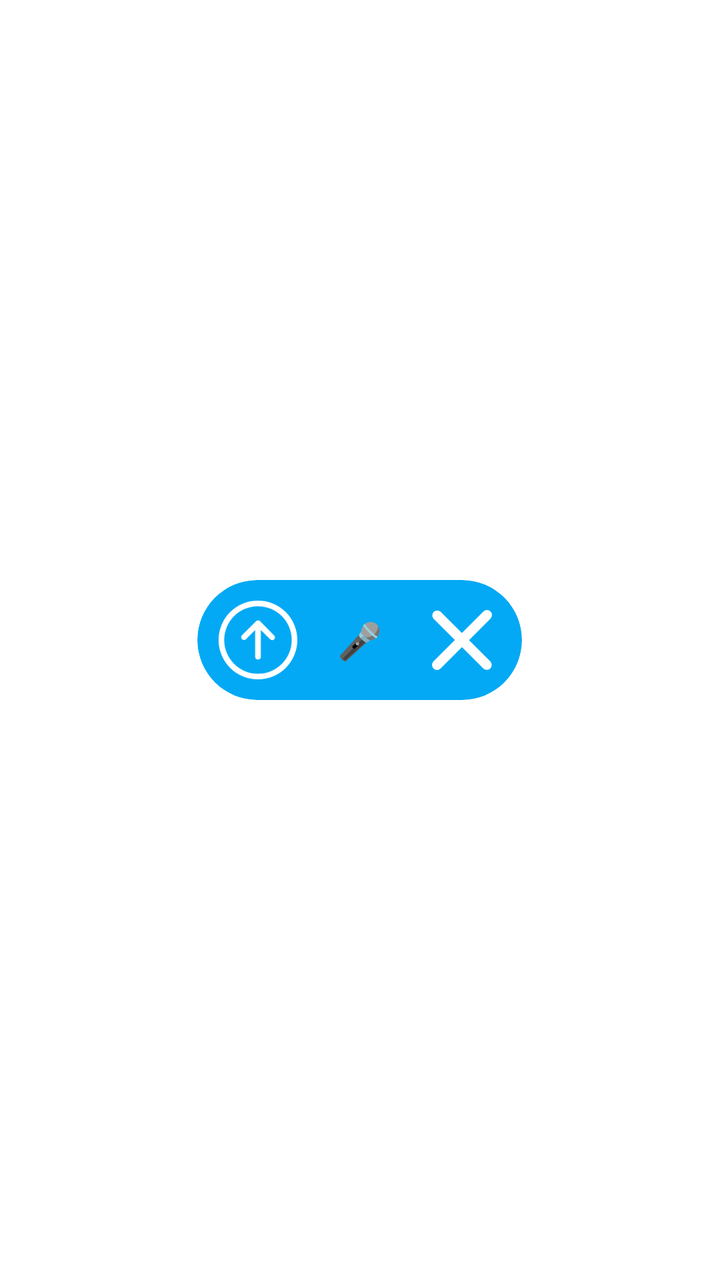
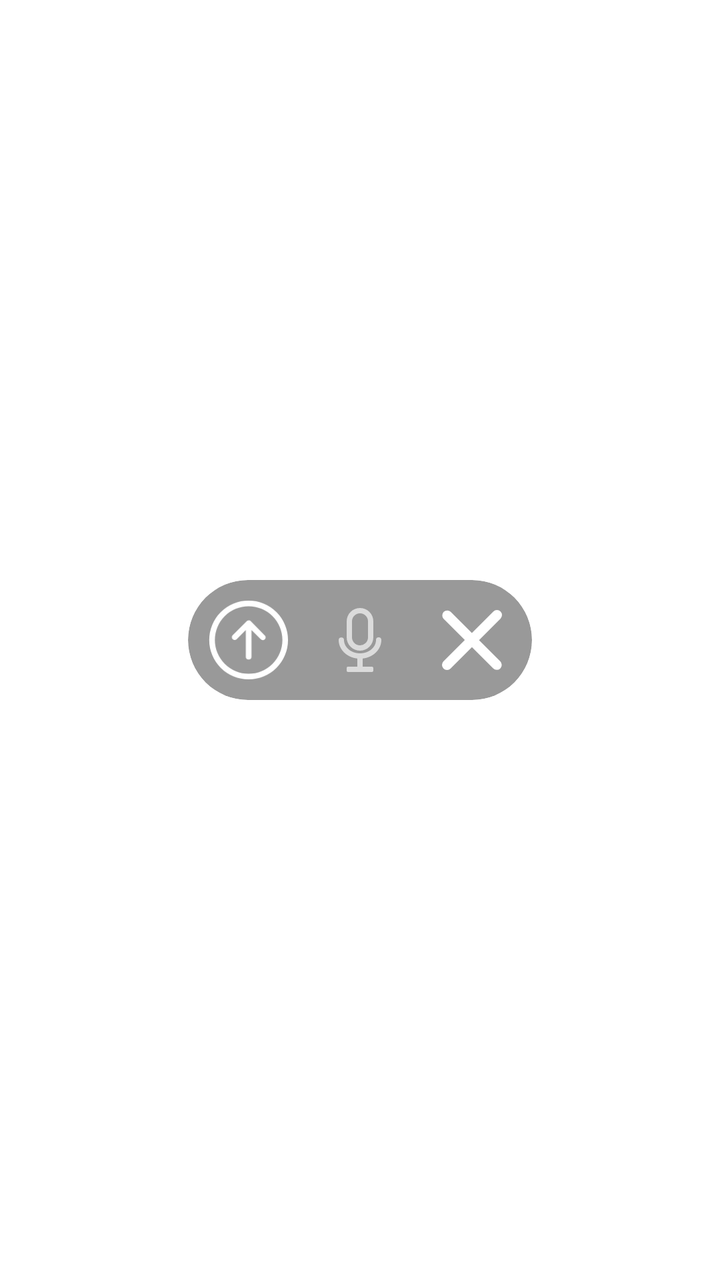

The first picture is an Android layout as it rendered before a commit; the second is the same layout after the commit. The layout source and the unified diff follow.
<!-- AndroidManifest.xml: application theme Theme.SmartFloat -->
<!-- res/layout/floating_button.xml -->
<?xml version="1.0" encoding="utf-8"?>
<FrameLayout xmlns:android="http://schemas.android.com/apk/res/android"
    android:layout_width="wrap_content"
    android:layout_height="match_parent"
    xmlns:app="http://schemas.android.com/apk/res-auto"
    android:layout_gravity="center"
    android:elevation="8dp">
    <LinearLayout

        android:layout_width="wrap_content"
        android:layout_height="60dp"
        android:layout_gravity="center"
        android:elevation="8dp"
        android:minWidth="60dp"
        android:paddingHorizontal="16dp"
        android:orientation="horizontal"
        android:gravity="center">
        <androidx.cardview.widget.CardView
            android:id="@+id/floating_red_button"
            android:layout_width="wrap_content"
            android:layout_height="60dp"
            app:cardBackgroundColor="#03A9F4"
            android:minWidth="60dp"
            app:cardCornerRadius="30dp"
            app:cardElevation="0dp">
            <LinearLayout
                android:layout_width="wrap_content"
                android:orientation="horizontal"
                android:layout_gravity="center"
                android:layout_height="wrap_content">
                <ImageView
                    android:padding="10dp"
                    android:layout_gravity="center"
                    android:maxWidth="60dp"
                    android:maxHeight="60dp"
                    android:src="@drawable/ic_submit"
                    android:id="@+id/submit_floating_text_button"
                    android:layout_height="60dp"
                    android:layout_width="60dp"
                    app:tint="#FFFFFF" />
                <TextView
                    android:layout_marginLeft="10dp"
                    android:layout_marginRight="10dp"
                    android:layout_gravity="center"
                    android:id="@+id/floating_text"
                    android:layout_width="wrap_content"
                    android:layout_height="wrap_content"
                    android:text="🎤"
                    android:textColor="@android:color/white"
                    android:textSize="18sp"
                    android:ellipsize="end"/>
                <ImageView
                    android:padding="15dp"
                    android:layout_gravity="center"
                    android:maxWidth="60dp"
                    android:maxHeight="60dp"
                    android:src="@drawable/ic_clean"
                    android:id="@+id/clean_floating_text_button"
                    android:layout_height="60dp"
                    android:layout_width="60dp"
                    app:tint="#FFFFFF" />
            </LinearLayout>


        </androidx.cardview.widget.CardView>
    </LinearLayout>
</FrameLayout>
<!-- resources referenced by this layout -->
<resources>
  <!-- drawable ic_clean (drawable) -->
  <vector xmlns:android="http://schemas.android.com/apk/res/android"
      android:width="200dp"
      android:height="200dp"
      android:viewportWidth="1024"
      android:viewportHeight="1024">
    <path
        android:fillColor="#FFFFFF"
        android:pathData="M632.1,513.8l361.8,361.7a85.5,85.5 0,1 1,-121 120.8L511.1,634.6 146.9,998.8a86,86 0,0 1,-121.7 -121.7L389.5,512.8 27.7,151A85.4,85.4 0,0 1,148.4 30.3L510.2,392.1l366.7,-366.7a86,86 0,0 1,121.7 121.7z"/>
  </vector>
  <!-- drawable ic_submit (drawable) -->
  <vector xmlns:android="http://schemas.android.com/apk/res/android"
      android:width="203.1dp"
      android:height="200dp"
      android:viewportWidth="1040"
      android:viewportHeight="1024">
    <path
        android:pathData="M528,1024a512,512 0,1 1,512 -512,512 512,0 0,1 -512,512zM528,73.1A438.9,438.9 0,1 0,967.2 512,439.4 439.4,0 0,0 528,73.1zM736,450.7L555.8,267.5a36.5,36.5 0,0 0,-39.7 -8.2c-0.8,0 -1.4,1.1 -2.2,1.6a35.8,35.8 0,0 0,-9.6 6.4L321.8,449.1a36.6,36.6 0,1 0,51.7 51.8l118.4,-118.1v348.5a36.6,36.6 0,0 0,73.1 0L565,380.8l120,121.3a36.6,36.6 0,1 0,52 -51.4z"
        android:fillColor="#FFFFFF"/>
  </vector>
  <style name="Theme.SmartFloat" parent="Theme.MaterialComponents.DayNight.DarkActionBar">
          
          <item name="colorPrimary">@color/purple_500</item>
          <item name="colorPrimaryVariant">@color/purple_700</item>
          <item name="colorOnPrimary">@color/white</item>
          
          <item name="colorSecondary">@color/teal_200</item>
          <item name="colorSecondaryVariant">@color/teal_700</item>
          <item name="colorOnSecondary">@color/black</item>
          
          <item name="android:statusBarColor">?attr/colorPrimaryVariant</item>
          
      </style>
  <color name="purple_500">#FF6200EE</color>
  <color name="purple_700">#FF3700B3</color>
  <color name="white">#FFFFFFFF</color>
  <color name="teal_200">#FF03DAC5</color>
  <color name="teal_700">#FF018786</color>
  <color name="black">#FF000000</color>
</resources>

<!-- the commit's change to res/layout/floating_button.xml (unified diff, before → after) -->
@@ -19,7 +19,7 @@
             android:id="@+id/floating_red_button"
             android:layout_width="wrap_content"
             android:layout_height="60dp"
-            app:cardBackgroundColor="#03A9F4"
+            app:cardBackgroundColor="#66000000"
             android:minWidth="60dp"
             app:cardCornerRadius="30dp"
             app:cardElevation="0dp">
@@ -38,17 +38,27 @@
                     android:layout_height="60dp"
                     android:layout_width="60dp"
                     app:tint="#FFFFFF" />
-                <TextView
+                <FrameLayout
                     android:layout_marginLeft="10dp"
                     android:layout_marginRight="10dp"
                     android:layout_gravity="center"
-                    android:id="@+id/floating_text"
                     android:layout_width="wrap_content"
-                    android:layout_height="wrap_content"
-                    android:text="🎤"
-                    android:textColor="@android:color/white"
-                    android:textSize="18sp"
-                    android:ellipsize="end"/>
+                    android:layout_height="wrap_content">
+                    <TextView
+                        android:id="@+id/floating_text"
+                        android:layout_width="wrap_content"
+                        android:layout_height="wrap_content"
+                        android:textColor="@android:color/white"
+                        android:textSize="18sp"
+                        android:ellipsize="end"
+                        android:visibility="gone"/>
+                    <ImageView
+                        android:id="@+id/floating_icon"
+                        android:layout_width="32dp"
+                        android:layout_height="32dp"
+                        android:src="@drawable/ic_microphone"
+                        app:tint="@android:color/white"/>
+                </FrameLayout>
                 <ImageView
                     android:padding="15dp"
                     android:layout_gravity="center"
<!-- resource entries referenced after the edit -->
@@ -9,6 +9,18 @@
     <path
         android:fillColor="#FFFFFF"
         android:pathData="M632.1,513.8l361.8,361.7a85.5,85.5 0,1 1,-121 120.8L511.1,634.6 146.9,998.8a86,86 0,0 1,-121.7 -121.7L389.5,512.8 27.7,151A85.4,85.4 0,0 1,148.4 30.3L510.2,392.1l366.7,-366.7a86,86 0,0 1,121.7 121.7z"/>
+  </vector>
+  <!-- drawable ic_microphone (drawable) -->
+  <vector xmlns:android="http://schemas.android.com/apk/res/android"
+      android:width="200dp"
+      android:height="200dp"
+      android:viewportWidth="1024"
+      android:viewportHeight="1024">
+    <path
+        android:pathData="M810.7,469.3a42.7,42.7 0,0 1,42.7 42.7c0,153.7 -131.3,278.1 -298.7,296.4L554.7,938.7h149.3a21.3,21.3 0,0 1,21.3 21.3v42.7a21.3,21.3 0,0 1,-21.3 21.3h-384a21.3,21.3 0,0 1,-21.3 -21.3v-42.7a21.3,21.3 0,0 1,21.3 -21.3L469.3,938.7v-130.3C302,790.1 170.7,665.7 170.7,512a42.7,42.7 0,0 1,85.3 0c0,116.2 113.3,213.3 256,213.3s256,-97.1 256,-213.3a42.7,42.7 0,0 1,42.7 -42.7zM512,0a213.3,213.3 0,0 1,213.3 213.3v256a213.3,213.3 0,0 1,-426.7 0L298.7,213.3a213.3,213.3 0,0 1,213.3 -213.3zM512,85.3a128,128 0,0 0,-127.8 120.5L384,213.3v256a128,128 0,0 0,255.8 7.5L640,469.3L640,213.3a128,128 0,0 0,-128 -128z"
+        android:strokeAlpha="0.65"
+        android:fillColor="#ffffff"
+        android:fillAlpha="0.65"/>
   </vector>
   <!-- drawable ic_submit (drawable) -->
   <vector xmlns:android="http://schemas.android.com/apk/res/android"
